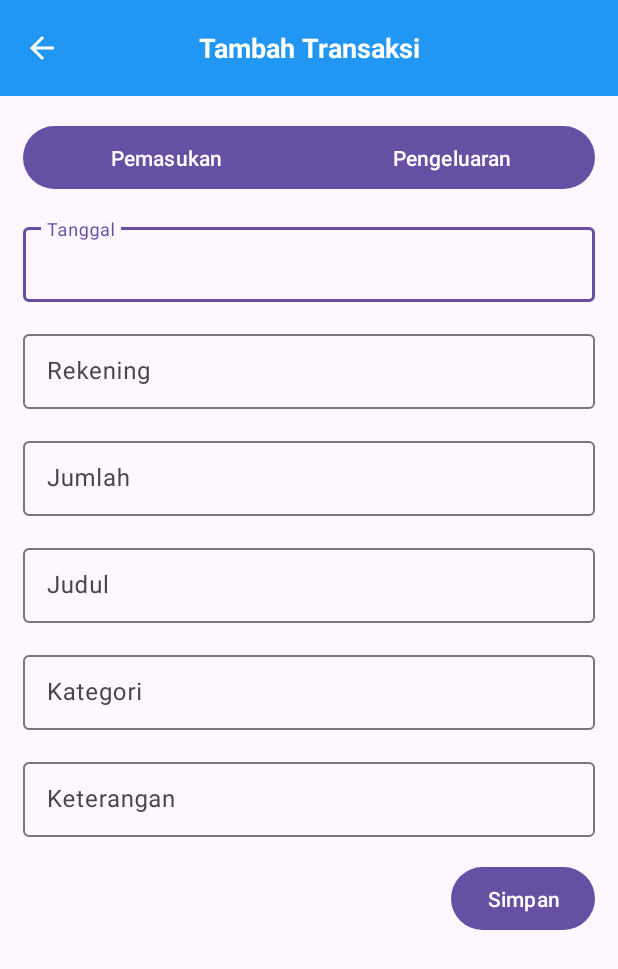
After one commit to CH2-PS188/MD, an Android app: the layout activity_add_transaction.xml on its own in the app's theme, with its tools: preview values and no code run, on a phone screen of 412 x 824 dp. The commit adds this screen. Shown: the top 969 px of the screen. Run offline under Robolectric (Android 15) with nearby library versions, the phone set to English and light mode, and no system bars.

Commit message:
add tambah transaksi dao

```diff
--- /dev/null
+++ b/app/src/main/res/layout/activity_add_transaction.xml
@@ -0,0 +1,173 @@
+<?xml version="1.0" encoding="utf-8"?>
+<androidx.constraintlayout.widget.ConstraintLayout xmlns:android="http://schemas.android.com/apk/res/android"
+    xmlns:app="http://schemas.android.com/apk/res-auto"
+    xmlns:tools="http://schemas.android.com/tools"
+    android:layout_width="match_parent"
+    android:layout_height="match_parent"
+    tools:context=".ui.transaction.AddTransactionActivity">
+
+    <com.google.android.material.appbar.AppBarLayout
+        android:id="@+id/appbar"
+        android:layout_width="match_parent"
+        android:layout_height="wrap_content"
+        android:minHeight="?attr/actionBarSize"
+        app:layout_constraintTop_toTopOf="parent"
+        app:layout_constraintStart_toStartOf="parent" >
+
+        <androidx.appcompat.widget.Toolbar
+            android:layout_width="match_parent"
+            android:layout_height="wrap_content"
+            android:background="@color/blue"
+            android:minHeight="?attr/actionBarSize">
+
+            <ImageView
+                android:id="@+id/btn_back"
+                android:layout_width="wrap_content"
+                android:layout_height="wrap_content"
+                android:src="@drawable/ic_back"
+                app:tint="@color/white" />
+
+            <TextView
+                android:layout_width="wrap_content"
+                android:layout_height="wrap_content"
+                android:text="Tambah Transaksi"
+                android:textColor="@color/white"
+                android:textAlignment="center"
+                android:textSize="18sp"
+                android:textStyle="bold"
+                android:layout_gravity="center" />
+
+        </androidx.appcompat.widget.Toolbar>
+    </com.google.android.material.appbar.AppBarLayout>
+
+    <LinearLayout
+        android:layout_width="match_parent"
+        android:layout_height="wrap_content"
+        android:orientation="vertical"
+        app:layout_constraintTop_toBottomOf="@id/appbar" >
+
+        <LinearLayout
+            android:layout_width="match_parent"
+            android:layout_height="wrap_content"
+            android:orientation="horizontal"
+            android:layout_marginTop="16dp"
+            android:layout_marginHorizontal="15dp" >
+
+            <com.google.android.material.button.MaterialButtonToggleGroup
+                android:layout_width="match_parent"
+                android:layout_height="wrap_content">
+
+                <Button
+                    android:layout_width="match_parent"
+                    android:layout_height="50dp"
+                    android:layout_weight="1"
+                    android:text="Pemasukan"/>
+
+                <Button
+                    android:id="@+id/btn_outcome"
+                    android:layout_width="match_parent"
+                    android:layout_height="50dp"
+                    android:layout_weight="1"
+                    android:text="Pengeluaran"/>
+
+            </com.google.android.material.button.MaterialButtonToggleGroup>
+
+        </LinearLayout>
+
+        <com.google.android.material.textfield.TextInputLayout
+            android:layout_width="match_parent"
+            android:layout_height="wrap_content"
+            android:layout_marginTop="16dp"
+            android:layout_marginHorizontal="15dp" >
+
+            <EditText
+                android:id="@+id/edt_date"
+                android:layout_width="match_parent"
+                android:layout_height="50dp"
+                android:hint="Tanggal" />
+
+        </com.google.android.material.textfield.TextInputLayout>
+
+        <com.google.android.material.textfield.TextInputLayout
+            android:layout_width="match_parent"
+            android:layout_height="wrap_content"
+            android:layout_marginTop="16dp"
+            android:layout_marginHorizontal="15dp" >
+
+            <EditText
+                android:id="@+id/edt_rekening"
+                android:layout_width="match_parent"
+                android:layout_height="50dp"
+                android:hint="Rekening"/>
+
+        </com.google.android.material.textfield.TextInputLayout>
+
+        <com.google.android.material.textfield.TextInputLayout
+            android:layout_width="match_parent"
+            android:layout_height="wrap_content"
+            android:layout_marginTop="16dp"
+            android:layout_marginHorizontal="15dp" >
+
+            <EditText
+                android:id="@+id/edt_total"
+                android:layout_width="match_parent"
+                android:layout_height="50dp"
+                android:hint="Jumlah"
+                android:inputType="number"/>
+
+        </com.google.android.material.textfield.TextInputLayout>
+
+        <com.google.android.material.textfield.TextInputLayout
+            android:layout_width="match_parent"
+            android:layout_height="wrap_content"
+            android:layout_marginTop="16dp"
+            android:layout_marginHorizontal="15dp" >
+
+            <EditText
+                android:id="@+id/edt_title"
+                android:layout_width="match_parent"
+                android:layout_height="50dp"
+                android:hint="Judul" />
+
+        </com.google.android.material.textfield.TextInputLayout>
+
+        <com.google.android.material.textfield.TextInputLayout
+            android:layout_width="match_parent"
+            android:layout_height="wrap_content"
+            android:layout_marginTop="16dp"
+            android:layout_marginHorizontal="15dp" >
+
+            <EditText
+                android:id="@+id/edt_category"
+                android:layout_width="match_parent"
+                android:layout_height="50dp"
+                android:hint="Kategori" />
+
+        </com.google.android.material.textfield.TextInputLayout>
+
+        <com.google.android.material.textfield.TextInputLayout
+            android:layout_width="match_parent"
+            android:layout_height="wrap_content"
+            android:layout_marginTop="16dp"
+            android:layout_marginHorizontal="15dp" >
+
+            <EditText
+                android:id="@+id/edt_description"
+                android:layout_width="match_parent"
+                android:layout_height="50dp"
+                android:hint="Keterangan" />
+
+        </com.google.android.material.textfield.TextInputLayout>
+
+        <Button
+            android:id="@+id/btn_save"
+            android:layout_width="wrap_content"
+            android:layout_height="50dp"
+            android:layout_gravity="end"
+            android:text="Simpan"
+            android:layout_marginTop="16dp"
+            android:layout_marginHorizontal="15dp" />
+
+    </LinearLayout>
+
+</androidx.constraintlayout.widget.ConstraintLayout>
--- a/app/src/main/res/values/strings.xml
+++ b/app/src/main/res/values/strings.xml
@@ -1,3 +1,4 @@
 <resources>
     <string name="app_name">Moneo</string>
+    <string name="hello_blank_fragment">Hello blank fragment</string>
 </resources>
--- a/app/src/main/res/values/themes.xml
+++ b/app/src/main/res/values/themes.xml
@@ -2,8 +2,6 @@
     <!-- Base application theme. -->
     <style name="Base.Theme.Moneo" parent="Theme.Material3.DayNight.NoActionBar">
         <!-- Customize your light theme here. -->
-         <item name="colorPrimary">@color/blue</item>
-        <item name="floatingActionButtonStyle">@style/FloatingActionButtonStyle</item>
     </style>
 
     <style name="Theme.Moneo" parent="Base.Theme.Moneo" />
--- a/build.gradle.kts
+++ b/build.gradle.kts
@@ -7,4 +7,5 @@ buildscript {
 plugins {
     id("com.android.application") version "8.1.3" apply false
     id("org.jetbrains.kotlin.android") version "1.9.0" apply false
+    id("com.google.devtools.ksp") version "1.9.0-1.0.11" apply false
 }
```
Also changed, not shown: app/build.gradle.kts (+12 -3 lines), app/src/main/AndroidManifest.xml (+3 -8 lines), app/src/main/java/com/moneo/moneo/MainActivity.kt (+20 -1 lines), app/src/main/java/com/moneo/moneo/ViewModelFactory.kt (added, +27 -0 lines), app/src/main/java/com/moneo/moneo/data/local/Transaction.kt (added, +32 -0 lines), app/src/main/java/com/moneo/moneo/data/local/TransactionDao.kt (added, +18 -0 lines), app/src/main/java/com/moneo/moneo/data/local/TransactionDatabase.kt (added, +29 -0 lines), app/src/main/java/com/moneo/moneo/data/repository/TransactionRepository.kt (added, +32 -0 lines), app/src/main/java/com/moneo/moneo/di/Injection.kt (added, +13 -0 lines), app/src/main/java/com/moneo/moneo/ui/transaction/AddTransactionActivity.kt (+41 -8 lines), app/src/main/java/com/moneo/moneo/ui/transaction/AddTransactionViewModel.kt (added, +13 -0 lines), app/src/main/java/com/moneo/moneo/ui/transaction/TransactionFragment.kt (added, +33 -0 lines), app/src/main/res/layout/activity_main.xml (+6 -7 lines), app/src/main/res/layout/fragment_transaction.xml (added, +139 -0 lines), 1 more files.
